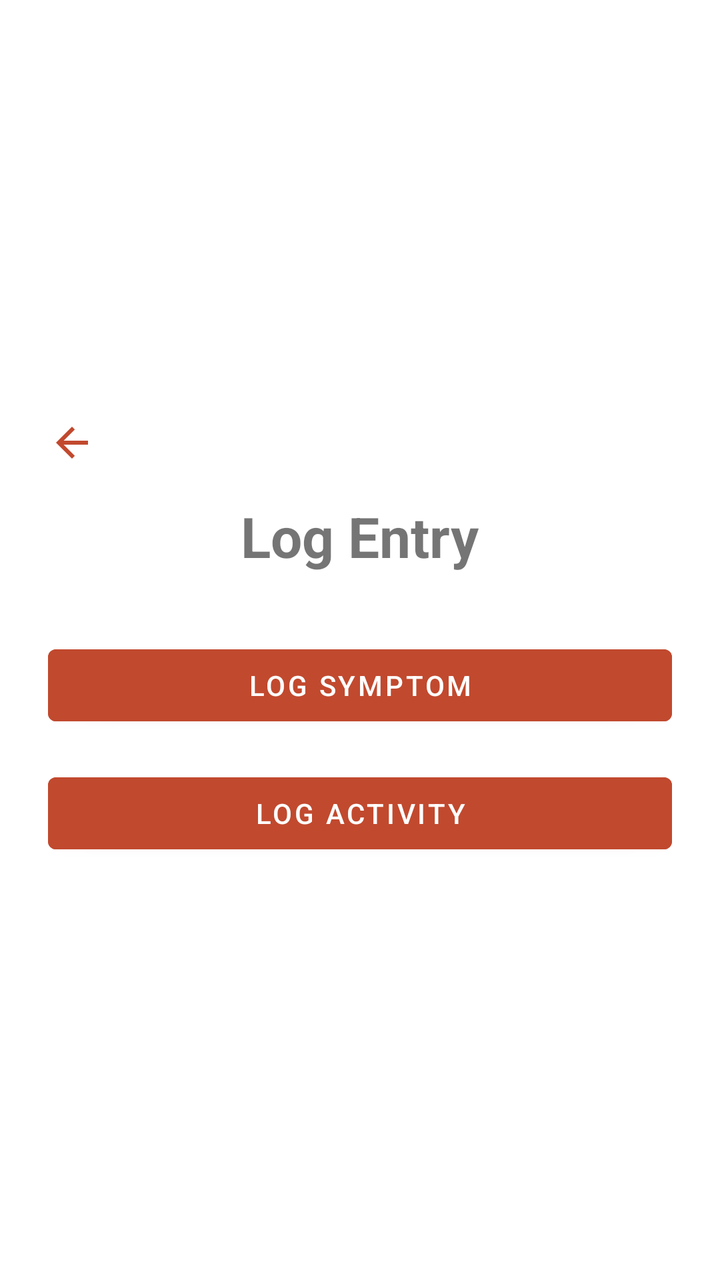
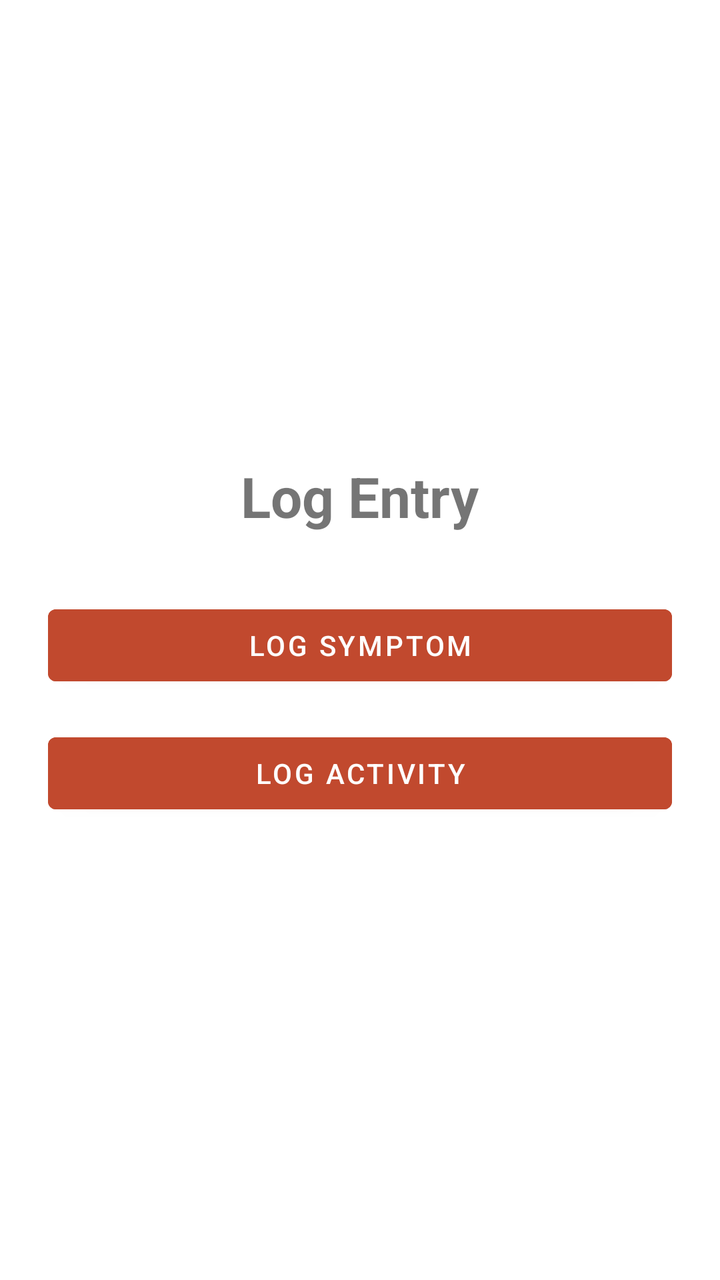

An Android layout rendered at two revisions. The XML below is the earlier revision; the diff shows what the commit changed to produce the second picture.
<!-- AndroidManifest.xml: application theme Theme.LunaFlow -->
<!-- res/layout/activity_log_choice.xml -->
<?xml version="1.0" encoding="utf-8"?>
<LinearLayout xmlns:android="http://schemas.android.com/apk/res/android"
    xmlns:app="http://schemas.android.com/apk/res-auto"
    android:orientation="vertical"
    android:gravity="center"
    android:layout_width="match_parent"
    android:layout_height="match_parent"
    android:padding="24dp"
    android:background="@color/white">

    <ImageButton
        android:id="@+id/backButton"
        android:layout_width="wrap_content"
        android:layout_height="wrap_content"
        android:src="@drawable/ic_baseline_arrow_back_24"
        android:background="?attr/selectableItemBackgroundBorderless"
        android:contentDescription="Back"
        android:layout_gravity="start"
        android:layout_marginBottom="16dp"
        app:tint="#C1492E" />

    <TextView
        android:layout_width="wrap_content"
        android:layout_height="wrap_content"
        android:text="Log Entry"
        android:textSize="28sp"
        android:textStyle="bold"
        android:layout_marginBottom="32dp"/>

    <Button
        android:id="@+id/symptomButton"
        android:layout_width="match_parent"
        android:layout_height="wrap_content"
        android:text="Log Symptom"
        android:layout_marginBottom="16dp"
        android:backgroundTint="#C1492E"
        android:textColor="@android:color/white"/>

    <Button
        android:id="@+id/activityButton"
        android:layout_width="match_parent"
        android:layout_height="wrap_content"
        android:text="Log Activity"
        android:backgroundTint="#C1492E"
        android:textColor="@android:color/white"/>
</LinearLayout>
<!-- resources referenced by this layout -->
<resources>
  <color name="white">#FFFFFFFF</color>
  <!-- drawable ic_baseline_arrow_back_24 (drawable) -->
  <?xml version="1.0" encoding="utf-8"?>
  <vector xmlns:android="http://schemas.android.com/apk/res/android"
      android:width="24dp"
      android:height="24dp"
      android:viewportWidth="24"
      android:viewportHeight="24">
      <path
          android:fillColor="#000000"
          android:pathData="M20,11H7.83l5.59,-5.59L12,4l-8,8 8,8 1.41,-1.41L7.83,13H20v-2z"/>
  </vector>
  <style name="Theme.LunaFlow" parent="Theme.MaterialComponents.DayNight.NoActionBar">
          
          <item name="android:windowBackground">@color/white</item>
  
          
          <item name="colorPrimary">@color/colorPrimary</item>
          <item name="colorOnPrimary">@color/mainBrown</item>
  
          
          <item name="colorSecondary">@color/mainRed</item>
          <item name="colorOnSecondary">@color/white</item>
  
          
          <item name="android:statusBarColor">@color/colorPrimary</item>
  
          
          <item name="actionBarTheme">@style/AppActionBar</item>
  
          
          <item name="bottomNavigationStyle">@style/BottomNavStyle</item>
      </style>
  <color name="colorPrimary">#EBE4D4</color>
  <color name="mainBrown">#322323</color>
  <color name="mainRed">#B43015</color>
  <style name="AppActionBar" parent="Widget.MaterialComponents.Toolbar">
          <item name="android:layout_height">48dp</item>
          <item name="android:textSize">18sp</item>
          <item name="android:background">@color/colorPrimary</item>
          <item name="titleTextColor">@color/mainBrown</item>
          <item name="subtitleTextColor">@color/mainBrown</item>
          <item name="android:theme">@style/ToolbarTextTheme</item>
      </style>
  <style name="BottomNavStyle" parent="Widget.MaterialComponents.BottomNavigationView">
          <item name="android:layout_height">30dp</item>
          <item name="android:background">@color/colorPrimary</item>
      </style>
  <style name="ToolbarTextTheme" parent="ThemeOverlay.MaterialComponents.ActionBar">
          <item name="android:textColorPrimary">@color/mainBrown</item>
          <item name="android:textColorSecondary">@color/mainBrown</item>
          <item name="android:textColor">@color/mainBrown</item>
      </style>
</resources>

<!-- the commit's change to res/layout/activity_log_choice.xml (unified diff, before → after) -->
@@ -7,17 +7,6 @@
     android:layout_height="match_parent"
     android:padding="24dp"
     android:background="@color/white">
-
-    <ImageButton
-        android:id="@+id/backButton"
-        android:layout_width="wrap_content"
-        android:layout_height="wrap_content"
-        android:src="@drawable/ic_baseline_arrow_back_24"
-        android:background="?attr/selectableItemBackgroundBorderless"
-        android:contentDescription="Back"
-        android:layout_gravity="start"
-        android:layout_marginBottom="16dp"
-        app:tint="#C1492E" />
 
     <TextView
         android:layout_width="wrap_content"
<!-- resource entries referenced after the edit -->
@@ -1,17 +1,6 @@
 <!-- resources referenced by this layout -->
 <resources>
   <color name="white">#FFFFFFFF</color>
-  <!-- drawable ic_baseline_arrow_back_24 (drawable) -->
-  <?xml version="1.0" encoding="utf-8"?>
-  <vector xmlns:android="http://schemas.android.com/apk/res/android"
-      android:width="24dp"
-      android:height="24dp"
-      android:viewportWidth="24"
-      android:viewportHeight="24">
-      <path
-          android:fillColor="#000000"
-          android:pathData="M20,11H7.83l5.59,-5.59L12,4l-8,8 8,8 1.41,-1.41L7.83,13H20v-2z"/>
-  </vector>
   <style name="Theme.LunaFlow" parent="Theme.MaterialComponents.DayNight.NoActionBar">
           
           <item name="android:windowBackground">@color/white</item>
